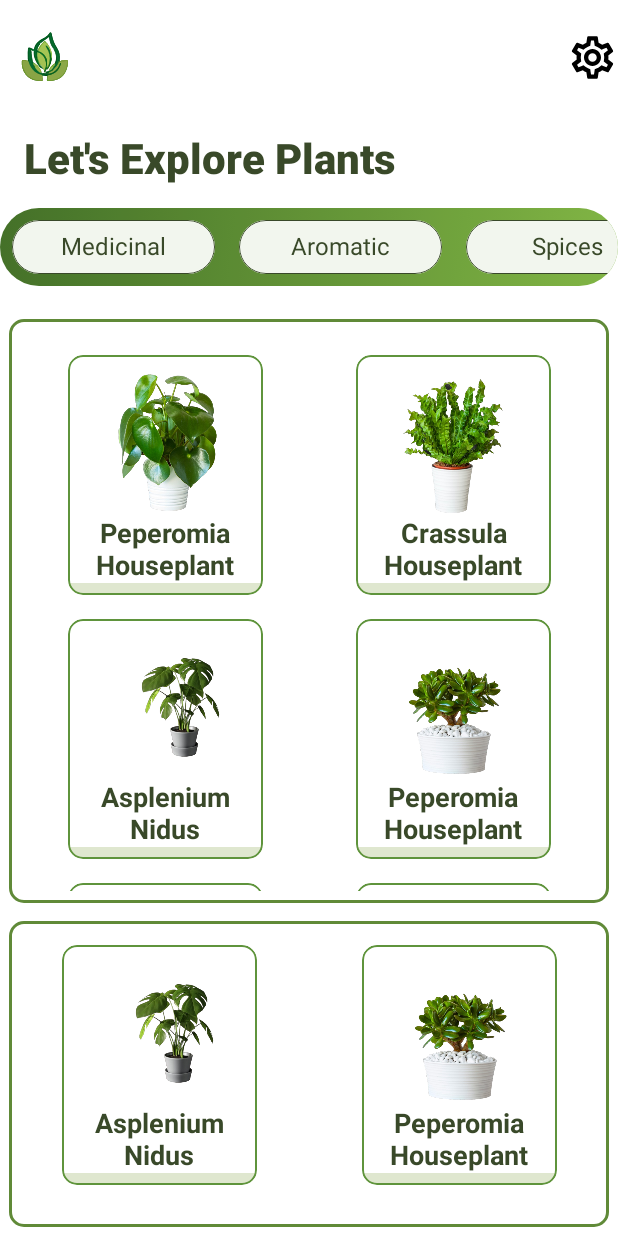
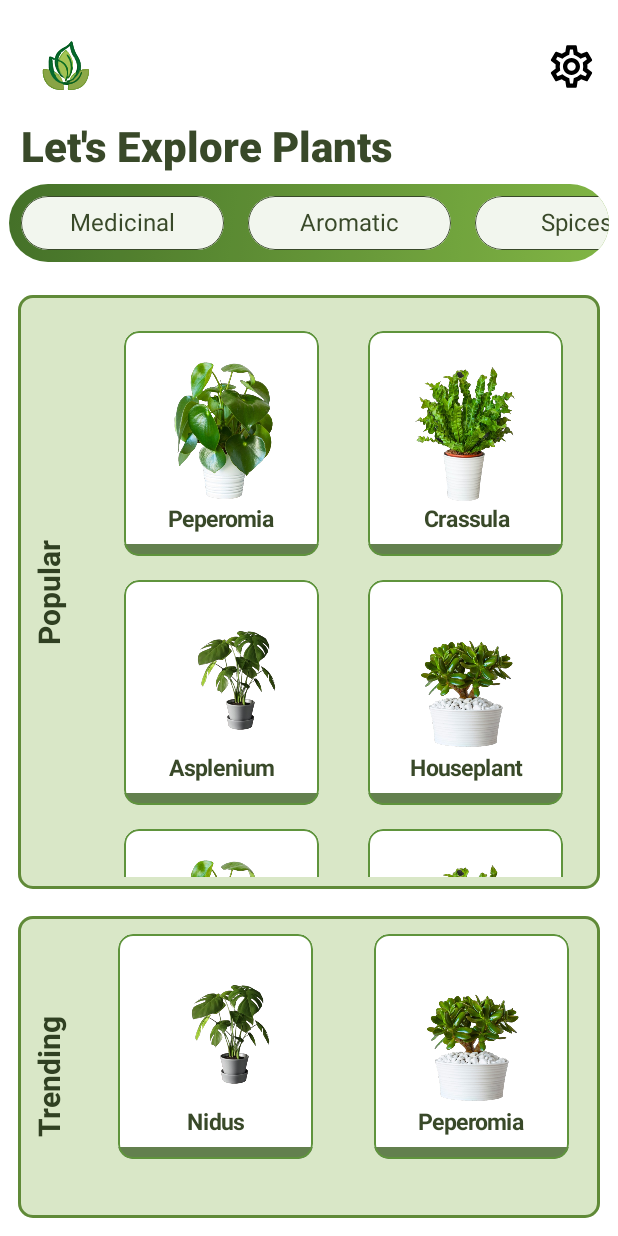
Before and after one commit to SatyamSingh-Git/AyurGreens, an Android app built with Jetpack Compose: the @Preview function ExploreScreenPreview, on a phone screen of 412 x 824 dp. Run offline under Robolectric (Android 15) with nearby library versions, the light colour scheme and no system bars; our stand-ins replace Firebase (no records; nobody signed in at launch, a user with empty details on screens opened directly).

Commit message:
Explore Page Ui Completed

```diff
--- a/app/src/main/java/com/theclonebox/ayurgreens/MainActivity.kt
+++ b/app/src/main/java/com/theclonebox/ayurgreens/MainActivity.kt
@@ -94,7 +94,7 @@ fun MainSelectedScreen(
         // Display the selected screen
         when (selectedItem.value) {
             0 -> MainScreen(modifier = Modifier, navController = navController) // Pass navController
-            1 -> ExploreScreen(modifier = Modifier)
+            1 -> ExploreScreen(modifier = Modifier, navController = navController) // Pass navController
             2 -> SearchAndNavigationScreen(navController = navController) // Pass navController
             3 -> BookmarkScreen(modifier = Modifier)
             4 -> ChatBot(modifier = Modifier.padding(), viewModel = ChatViewModel())
--- a/app/src/main/java/com/theclonebox/ayurgreens/screens/BookmarkScreen.kt
+++ b/app/src/main/java/com/theclonebox/ayurgreens/screens/BookmarkScreen.kt
@@ -222,7 +222,8 @@ private fun BookmarkPlantCard(item: BookmarkData) {
             .fillMaxWidth(0.6f)
             .clip(RoundedCornerShape(20.dp))
             .size(width = 170.dp, height = 180.dp)
-            .border(1.dp, Color.Black, RoundedCornerShape(20.dp)),
+            .border(1.dp, Color.Black, RoundedCornerShape(20.dp))
+            ,
         colors = CardDefaults.cardColors(Color(0x4D81B148))
     ) {
         Column {
--- a/app/src/main/java/com/theclonebox/ayurgreens/screens/ExploreScreen.kt
+++ b/app/src/main/java/com/theclonebox/ayurgreens/screens/ExploreScreen.kt
@@ -1,5 +1,8 @@
+import android.text.TextPaint
 import androidx.compose.foundation.Image
+import androidx.compose.foundation.background
 import androidx.compose.foundation.border
+import androidx.compose.foundation.clickable
 import androidx.compose.foundation.layout.Arrangement
 import androidx.compose.foundation.layout.Box
 import androidx.compose.foundation.layout.Column
@@ -13,7 +16,6 @@ import androidx.compose.foundation.layout.padding
 import androidx.compose.foundation.layout.requiredHeight
 import androidx.compose.foundation.layout.requiredWidth
 import androidx.compose.foundation.layout.size
-import androidx.compose.foundation.lazy.LazyColumn
 import androidx.compose.foundation.rememberScrollState
 import androidx.compose.foundation.shape.RoundedCornerShape
 import androidx.compose.foundation.verticalScroll
@@ -23,10 +25,8 @@ import androidx.compose.material3.Text
 import androidx.compose.runtime.Composable
 import androidx.compose.ui.Alignment
 import androidx.compose.ui.Modifier
-import androidx.compose.ui.draw.alpha
 import androidx.compose.ui.draw.clip
 import androidx.compose.ui.draw.drawBehind
-import androidx.compose.ui.draw.shadow
 import androidx.compose.ui.geometry.Offset
 import androidx.compose.ui.geometry.Size
 import androidx.compose.ui.graphics.Color
@@ -37,34 +37,46 @@ import androidx.compose.ui.text.style.TextAlign
 import androidx.compose.ui.tooling.preview.Preview
 import androidx.compose.ui.unit.dp
 import androidx.compose.ui.unit.sp
+import androidx.navigation.NavHostController
+import androidx.navigation.compose.rememberNavController
 import com.theclonebox.ayurgreens.R
 import com.theclonebox.ayurgreens.screens.CategoriesRow
+import androidx.compose.foundation.Canvas
+import androidx.compose.ui.graphics.drawscope.drawIntoCanvas
+import androidx.compose.ui.graphics.nativeCanvas
+import androidx.compose.ui.graphics.toArgb
+
 
 
 @Composable
-fun ExploreScreen(modifier: Modifier) {
+fun ExploreScreen(modifier: Modifier, navController: NavHostController) {
 
     Column(
         modifier = modifier
             .fillMaxSize()
+            .padding(6.dp)
     ) {
         ExploreTopPart()
         CategoriesRow()
-        ExplorePageMainPart()
+        ExplorePageMainPart(navController = navController)
     }
 }
 
+
 @Composable
-fun ExplorePageMainPart(modifier: Modifier = Modifier) {
+fun ExplorePageMainPart(modifier: Modifier = Modifier, navController: NavHostController) {
     val scrollState = rememberScrollState()
 
     Column(modifier = Modifier
         .fillMaxHeight(0.65f)
         .fillMaxWidth(1f)
         .padding(6.dp)
+        .background(Color(0x4D81B148), shape = RoundedCornerShape(10.dp))
         .border(2.dp, Color(0xFF608A38), RoundedCornerShape(10.dp)),
         verticalArrangement = Arrangement.SpaceAround,
     ) {
+        Row {
+            VerticalText("Popular")
             Column(
                 modifier = Modifier.fillMaxWidth(1f)
                     .padding(8.dp)
@@ -72,46 +84,59 @@ fun ExplorePageMainPart(modifier: Modifier = Modifier) {
             )
             {
                 ExplorePageMainPartEachRow(
-                "Peperomia Houseplant",
-                "Crassula Houseplant",
+                    "Peperomia",
+                    "Crassula",
                     R.drawable.plant1,
-                R.drawable.plant3
+                    R.drawable.plant3,
+                    navController
                 )
 
                 ExplorePageMainPartEachRow(
-                "Asplenium Nidus",
-                "Peperomia Houseplant",
+                    "Asplenium",
+                    "Houseplant",
                     R.drawable.plant4,
-                R.drawable.plant2
+                    R.drawable.plant2,
+                    navController
                 )
 
                 ExplorePageMainPartEachRow(
-                "Peperomia Houseplant",
-                "Crassula Houseplant",
+                    "Peperomia",
+                    "Crassula",
                     R.drawable.plant1,
-                R.drawable.plant3
+                    R.drawable.plant3,
+                    navController
                 )
 
                 ExplorePageMainPartEachRow(
-                "Asplenium Nidus",
-                "Peperomia Houseplant",
+                    "Asplenium",
+                    "Houseplant",
                     R.drawable.plant4,
-                R.drawable.plant2
+                    R.drawable.plant2,
+                    navController
                 )
 
             }
 
         }
+    }
+
+    Spacer(modifier = Modifier.height(6.dp))
     Column(modifier = Modifier
         .fillMaxSize(1f)
         .padding(6.dp)
         .border(2.dp, Color(0xFF608A38), RoundedCornerShape(10.dp))
-    ) { ExplorePageMainPartEachRow(
-        "Asplenium Nidus",
-        "Peperomia Houseplant",
+        .background(Color(0x4D81B148), shape = RoundedCornerShape(10.dp))
+    ) {
+        Row(modifier = Modifier.fillMaxWidth(1f).padding(top = 12.dp)) {
+            VerticalText("Trending")
+            ExplorePageMainPartEachRow(
+        "Nidus",
+        "Peperomia",
         R.drawable.plant4,
-        R.drawable.plant2
-    ) }
+        R.drawable.plant2,
+        navController)
+        }
+    }
 }
 
     @Composable
@@ -119,28 +144,31 @@ fun ExplorePageMainPart(modifier: Modifier = Modifier) {
         plantName1: String = "Plant Name",
         plantName2: String = "Plant Name",
         plantImage1: Int = R.drawable.ic_launcher_foreground,
-        plantImage2: Int = R.drawable.ic_launcher_foreground
+        plantImage2: Int = R.drawable.ic_launcher_foreground,
+        navController: NavHostController
     ) {
         Spacer(modifier = Modifier.height(16.dp))
         Row(horizontalArrangement = Arrangement.SpaceAround, modifier = Modifier.fillMaxWidth(1f)) {
-            ExplorePageMainPartEachItem(plantName1, plantImage1)
-            ExplorePageMainPartEachItem(plantName2, plantImage2)
+            ExplorePageMainPartEachItem(plantName1, plantImage1, navController)
+            ExplorePageMainPartEachItem(plantName2, plantImage2, navController)
         }
     }
 
 @Composable
 fun ExplorePageMainPartEachItem(
     plantName: String,
-    plantImage: Int
+    plantImage: Int,
+    navController: NavHostController
 ) {
     Box(
         modifier = Modifier
             .requiredWidth(130.dp)
-            .requiredHeight(160.dp)
+            .requiredHeight(150.dp)
+            .background(Color.White, shape = RoundedCornerShape(10.dp))
             .clip(RoundedCornerShape(10.dp))
             .border(1.dp, Color(0xFF5F943C), RoundedCornerShape(10.dp))
             .drawBehind {
-                val shadowColor = Color(0xFF5E8611).copy(alpha = 0.2f)
+                val shadowColor = Color(0xFF224B04).copy(alpha = 0.7f)
                 val shadowRadius = 8.dp.toPx()
                 val offsetY = 8.dp.toPx()
                 drawRect(
@@ -149,6 +177,7 @@ fun ExplorePageMainPartEachItem(
                     size = Size(size.width, shadowRadius)
                 )
             }
+            .clickable { navController.navigate("eachPlantMoreDescriptionScreen") }
     ) {
         Column(
             modifier = Modifier.fillMaxSize(),
@@ -164,7 +193,7 @@ fun ExplorePageMainPartEachItem(
                 text = plantName,
                 color = Color(0xff394929),
                 textAlign = TextAlign.Center,
-                style = TextStyle(fontSize = 18.sp),
+                style = TextStyle(fontSize = 15.sp),
                 fontWeight = FontWeight.Bold
             )
         }
@@ -177,7 +206,7 @@ fun ExploreTopPart() {
     Row(
         modifier = Modifier
             .fillMaxWidth()
-            .padding(top = 8.dp, bottom = 6.dp),
+            .padding(top = 8.dp, start = 8.dp, end = 8.dp, bottom = 0.dp),
         horizontalArrangement = Arrangement.SpaceBetween,
         verticalAlignment = Alignment.CenterVertically
     ) {
@@ -198,13 +227,41 @@ fun ExploreTopPart() {
         textAlign = TextAlign.Start,
         style = TextStyle(fontSize = 28.sp),
         fontWeight = FontWeight.ExtraBold,
-        modifier = Modifier.fillMaxWidth().padding(16.dp)
+        modifier = Modifier.fillMaxWidth().padding(8.dp)
     )
 
 }
 
+
+@Composable
+fun VerticalText(text: String, modifier: Modifier = Modifier) {
+    Box(modifier = modifier
+        .fillMaxHeight()
+        .padding(18.dp),
+        contentAlignment = Alignment.Center
+    ) {
+        Canvas(modifier = Modifier.size(10.dp)) {
+            drawIntoCanvas { canvas ->
+                val paint = TextPaint().apply {
+                    color = Color(0xff304022).toArgb()
+                    textSize = 20.sp.toPx()
+                    textAlign = android.graphics.Paint.Align.CENTER
+                    typeface = android.graphics.Typeface.DEFAULT_BOLD // Make the text bold
+
+                }
+                val x = size.width
+                val y = size.height /2
+                canvas.nativeCanvas.save()
+                canvas.nativeCanvas.rotate(-90f, x, y)
+                canvas.nativeCanvas.drawText(text, x, y, paint)
+                canvas.nativeCanvas.restore()
+            }
+        }
+    }
+}
 @Composable
 @Preview(showBackground = true, showSystemUi = true)
 fun ExploreScreenPreview() {
-    ExploreScreen(Modifier)
+    val navController = rememberNavController()
+    ExploreScreen(Modifier, navController)
 }
```
Lines whose indentation alone changed are shown as unchanged.
